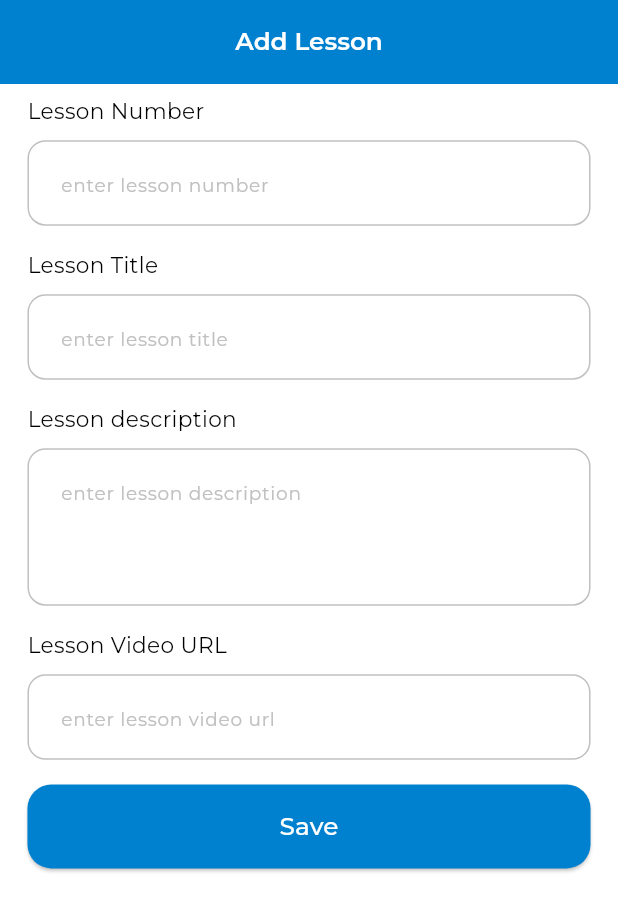
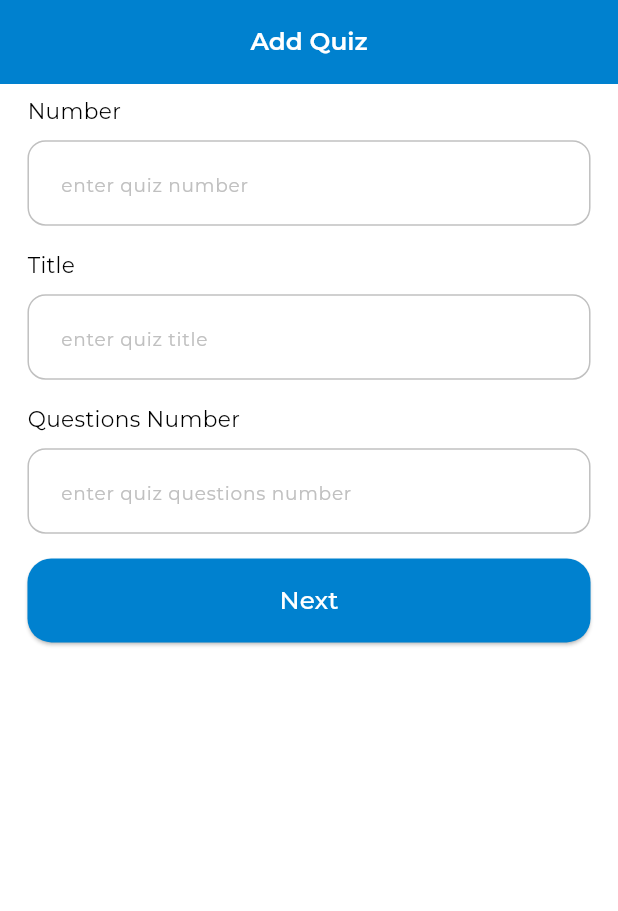
Before and after one commit to aliNassef/elearning_dashboard, a Flutter app: the screen it shows after launch, on a phone screen of 412 x 824 dp. Shown: the top 911 px of the screen. Run offline on Flutter 3.47's test engine with Material 3 defaults, Android fonts, the phone set to English and light mode, and no system bars; our stand-ins replace cloud_firestore, dartz, device_preview, firebase_core, firebase_storage, flutter_bloc and 8 more; accounts and stored records are empty.

Commit message:
create quiz feature

```diff
--- a/lib/core/services/firestore_database.dart
+++ b/lib/core/services/firestore_database.dart
@@ -38,7 +38,7 @@ class FirestoreService {
         .collection(Endpoints.courses)
         .doc(courseId)
         .collection(Endpoints.quizes)
-        .doc(quiz['quizId']);
+        .doc(quiz['id']);
     await quizDoc.set(quiz);
   }
 
--- a/lib/core/utils/app_router.dart
+++ b/lib/core/utils/app_router.dart
@@ -2,6 +2,7 @@ import '../../features/courses/presentation/view/courses_view.dart';
 import 'package:flutter/material.dart';
 
 import '../../features/lessons/presentation/view/lesson_view.dart';
+import '../../features/quizes/presentation/view/quize_view.dart';
 import '../shared/widgets/custom_no_internet_widget.dart';
 
 Route<dynamic> onGenerateRoute(RouteSettings settings) {
@@ -18,6 +19,12 @@ Route<dynamic> onGenerateRoute(RouteSettings settings) {
           return const LessonView();
         },
       );
+    case QuizeView.routeName:
+      return MaterialPageRoute(
+        builder: (_) {
+          return const QuizeView();
+        },
+      );
     case CustomNoInternetWidget.routeName:
       return MaterialPageRoute(
         builder: (_) {
--- a/lib/e_learning_app.dart
+++ b/lib/e_learning_app.dart
@@ -1,5 +1,6 @@
 import 'package:device_preview/device_preview.dart';
 import 'package:elearning_dashboard/features/lessons/presentation/view/lesson_view.dart';
+import 'package:elearning_dashboard/features/quizes/presentation/view/quize_view.dart';
 import 'core/utils/app_router.dart';
 import 'features/courses/presentation/view/courses_view.dart';
 import 'package:flutter/material.dart';
@@ -24,7 +25,7 @@ class ELearningApp extends StatelessWidget {
         builder: DevicePreview.appBuilder,
         debugShowCheckedModeBanner: false,
         onGenerateRoute: onGenerateRoute,
-        initialRoute: LessonView.routeName,
+        initialRoute: QuizeView.routeName,
         theme: ThemeData(
           colorScheme: const ColorScheme.light(
             primary: AppColors.primaryColor,
--- /dev/null
+++ b/lib/features/quizes/domain/entity/quize_entity.dart
@@ -0,0 +1,11 @@
+class QuizeEntity {
+  final String id;
+  final String title;
+  final String courseId;
+
+  QuizeEntity({
+    required this.id,
+    required this.title,
+    required this.courseId,
+  });
+}
--- /dev/null
+++ b/lib/features/quizes/domain/repo/quize_repo.dart
@@ -0,0 +1,7 @@
+import 'package:dartz/dartz.dart';
+import 'package:elearning_dashboard/core/errors/failure.dart';
+import 'package:elearning_dashboard/features/quizes/domain/entity/quize_entity.dart';
+
+abstract class QuizeRepo {
+  Future<Either<Failure, void>> addQuize(QuizeEntity quize);
+}
--- /dev/null
+++ b/lib/features/quizes/presentation/manger/quiz_cubit/quiz_cubit.dart
@@ -0,0 +1,25 @@
+import 'package:elearning_dashboard/features/quizes/domain/repo/quize_repo.dart';
+import 'package:flutter_bloc/flutter_bloc.dart';
+import 'package:meta/meta.dart';
+
+import '../../../domain/entity/quize_entity.dart';
+
+part 'quiz_state.dart';
+
+class QuizCubit extends Cubit<QuizState> {
+  QuizCubit(this._quizeRepo) : super(QuizInitial());
+  final QuizeRepo _quizeRepo;
+
+  void addQuize(QuizeEntity quize) async {
+    emit(QuizLoading());
+    final result = await _quizeRepo.addQuize(quize);
+    result.fold(
+      (l) => emit(
+        QuizFailure(errMessage: l.errMessage),
+      ),
+      (r) => emit(
+        QuizSuccess(),
+      ),
+    );
+  }
+}
--- /dev/null
+++ b/lib/features/quizes/presentation/manger/quiz_cubit/quiz_state.dart
@@ -0,0 +1,16 @@
+part of 'quiz_cubit.dart';
+
+@immutable
+sealed class QuizState {}
+
+final class QuizInitial extends QuizState {}
+
+final class QuizFailure extends QuizState {
+  final String errMessage;
+
+  QuizFailure({required this.errMessage});
+}
+
+final class QuizLoading extends QuizState {}
+
+final class QuizSuccess extends QuizState {}
--- /dev/null
+++ b/lib/features/quizes/presentation/view/quize_view.dart
@@ -0,0 +1,27 @@
+import 'package:elearning_dashboard/core/services/service_locator.dart';
+import 'package:elearning_dashboard/features/quizes/domain/repo/quize_repo.dart';
+import 'package:flutter/material.dart';
+import 'package:flutter_bloc/flutter_bloc.dart';
+
+import '../../../../core/shared/widgets/custom_app_bar.dart';
+import '../manger/quiz_cubit/quiz_cubit.dart';
+import '../widget/quize_view_body.dart';
+
+class QuizeView extends StatelessWidget {
+  const QuizeView({super.key});
+  static const String routeName = 'quize-view';
+  @override
+  Widget build(BuildContext context) {
+    return Scaffold(
+      appBar: const CustomAppBar(title: 'Add Quiz'),
+      body: BlocProvider(
+        create: (context) => QuizCubit(
+          injector<QuizeRepo>(),
+        ),
+        child: const SafeArea(
+          child: QuizeViewBody(),
+        ),
+      ),
+    );
+  }
+}
--- /dev/null
+++ b/lib/features/quizes/presentation/widget/quize_input_field.dart
@@ -0,0 +1,37 @@
+import '../../../../core/shared/widgets/custom_text_form_field.dart';
+import '../../../../core/shared/widgets/spacers.dart';
+import '../../../../core/utils/app_styles.dart';
+import 'package:flutter/material.dart';
+
+class QuizeInputField extends StatelessWidget {
+  const QuizeInputField({
+    super.key,
+    required this.title,
+    required this.hint,
+    this.maxLines = 1,
+    required this.controller,
+  });
+  final String title;
+  final String hint;
+  final int maxLines;
+  final TextEditingController controller;
+  @override
+  Widget build(BuildContext context) {
+    return Column(
+      crossAxisAlignment: CrossAxisAlignment.start,
+      children: [
+        Text(
+          title,
+          style: AppStyles.textStyle14R,
+        ),
+        const VerticalSpace(8),
+        CustomTextFormField(
+          maxLines: maxLines,
+          hintText: hint,
+          controller: controller,
+        ),
+        const VerticalSpace(16),
+      ],
+    );
+  }
+}
--- /dev/null
+++ b/lib/features/quizes/presentation/widget/quize_view_body.dart
@@ -0,0 +1,107 @@
+import 'package:elearning_dashboard/core/shared/widgets/default_app_button.dart';
+import 'package:elearning_dashboard/core/utils/app_constants.dart';
+import 'package:elearning_dashboard/features/quizes/presentation/manger/quiz_cubit/quiz_cubit.dart';
+import 'package:elearning_dashboard/features/quizes/presentation/widget/quize_input_field.dart';
+import 'package:flutter/material.dart';
+import 'package:flutter_bloc/flutter_bloc.dart';
+import 'package:flutter_screenutil/flutter_screenutil.dart';
+
+import '../../../../core/shared/functions/build_error_message.dart';
+import '../../../../core/shared/functions/build_loading_box.dart';
+import '../../../../core/utils/app_color.dart';
+import '../../domain/entity/quize_entity.dart';
+
+class QuizeViewBody extends StatefulWidget {
+  const QuizeViewBody({
+    super.key,
+  });
+
+  @override
+  State<QuizeViewBody> createState() => _QuizeViewBodyState();
+}
+
+class _QuizeViewBodyState extends State<QuizeViewBody> {
+  final GlobalKey<FormState> _formKey = GlobalKey<FormState>();
+  TextEditingController id = TextEditingController();
+  TextEditingController title = TextEditingController();
+  TextEditingController numOfQuestions = TextEditingController();
+  @override
+  Widget build(BuildContext context) {
+    return Padding(
+      padding: EdgeInsets.symmetric(
+        horizontal: AppConstants.kHorizontalPadding,
+        vertical: 8.h,
+      ),
+      child: SingleChildScrollView(
+        child: Form(
+          key: _formKey,
+          child: Column(
+            children: [
+              QuizeInputField(
+                title: 'Number',
+                hint: 'enter quiz number',
+                controller: id,
+              ),
+              QuizeInputField(
+                title: 'Title',
+                hint: 'enter quiz title',
+                controller: title,
+              ),
+              QuizeInputField(
+                title: 'Questions Number',
+                hint: 'enter quiz questions number',
+                controller: numOfQuestions,
+              ),
+              BlocListener<QuizCubit, QuizState>(
+                listener: (context, state) {
+                  if (state is QuizSuccess) {
+                    Navigator.pop(context);
+                  }
+
+                  if (state is QuizFailure) {
+                    Navigator.pop(context);
+                    buildErrorMessage(
+                      context,
+                      errMessage: state.errMessage,
+                    );
+                  }
+                  if (state is QuizLoading) {
+                    buildLoadingBox(context);
+                  }
+                },
+                child: DefaultAppButton(
+                  text: 'Next',
+                  onPressed: () {
+                    if (_formKey.currentState!.validate()) {
+                      final quize = QuizeEntity(
+                        id: id.text,
+                        title: title.text,
+                        courseId: '555',
+                      );
+                      context.read<QuizCubit>().addQuize(quize);
+                    } else {
+                      buildErrorMessage(
+                        context,
+                        errMessage: 'All fields are required',
+                      );
+                    }
+                  },
+                  backgroundColor: AppColors.primaryColor,
+                  textColor: Colors.white,
+                ),
+              ),
+            ],
+          ),
+        ),
+      ),
+    );
+  }
+
+  @override
+  void dispose() {
+    id.dispose();
+    title.dispose();
+    numOfQuestions.dispose();
+    super.dispose();
+  }
+}
```
Also changed, not shown: lib/core/services/service_locator.dart (+13 -1 lines), lib/features/lessons/presentation/widgets/lesson_view_body.dart (+9 -0 lines), lib/features/quizes/data/model/quize_model.dart (added, +25 -0 lines), lib/features/quizes/data/repo/quize_repo_impl.dart (added, +23 -0 lines), lib/features/quizes/data/source/quize_source.dart (added, +19 -0 lines).
